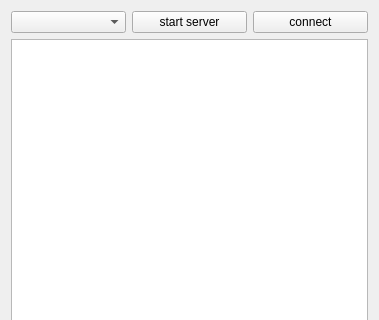
Above: master.ui from Laymalay/MessengerP2P before the change; both pictures show x 0 to 379 and y 0 to 320 of the 379 by 464 pixel window. Below: the same form after it.
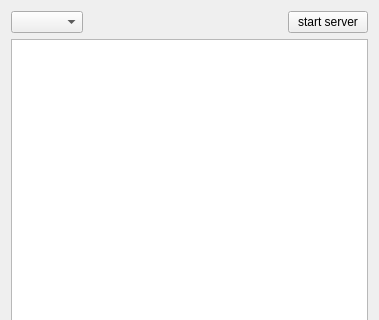
That is the form after the change.

What changed in the file:
```diff
--- a/master.ui
+++ b/master.ui
@@ -22,16 +22,22 @@
         <widget class="QComboBox" name="portBox"/>
        </item>
        <item>
-        <widget class="QPushButton" name="startbtn">
-         <property name="text">
-          <string>start server</string>
+        <spacer name="horizontalSpacer">
+         <property name="orientation">
+          <enum>Qt::Horizontal</enum>
          </property>
-        </widget>
+         <property name="sizeHint" stdset="0">
+          <size>
+           <width>40</width>
+           <height>20</height>
+          </size>
+         </property>
+        </spacer>
        </item>
        <item>
-        <widget class="QPushButton" name="connectbtn">
+        <widget class="QPushButton" name="startbtn">
          <property name="text">
-          <string>connect</string>
+          <string>start server</string>
          </property>
         </widget>
        </item>
```
